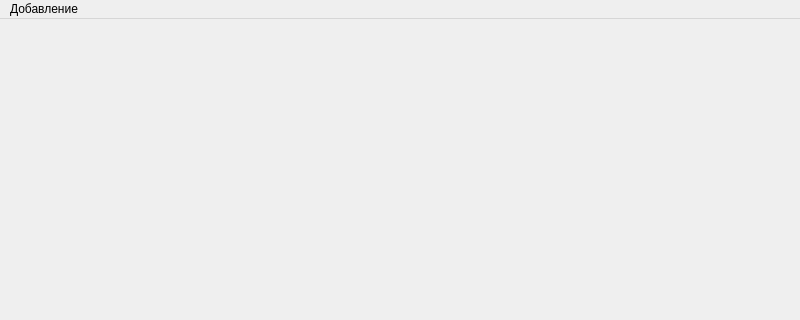
Above: ui/main.ui from Meller008/CRM-Avi before the change; both pictures show x 0 to 800 and y 0 to 320 of the 800 by 600 pixel window. Below: the same form after it.
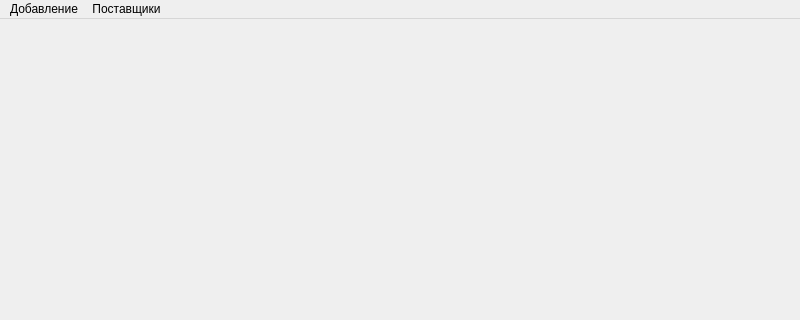
That is the form after the change.

Diff of the .ui file:
```diff
--- a/ui/main.ui
+++ b/ui/main.ui
@@ -27,9 +27,16 @@
     <property name="title">
      <string>Добавление</string>
     </property>
-    <addaction name="ma_add_material"/>
+    <addaction name="ma_material"/>
+   </widget>
+   <widget class="QMenu" name="menu_2">
+    <property name="title">
+     <string>Поставщики</string>
+    </property>
+    <addaction name="ma_material_provider"/>
    </widget>
    <addaction name="menu"/>
+   <addaction name="menu_2"/>
   </widget>
   <widget class="QStatusBar" name="statusbar"/>
   <action name="ma_add_material">
```
Left out of the diff: 30 changed lines with no effect on the pictures.
